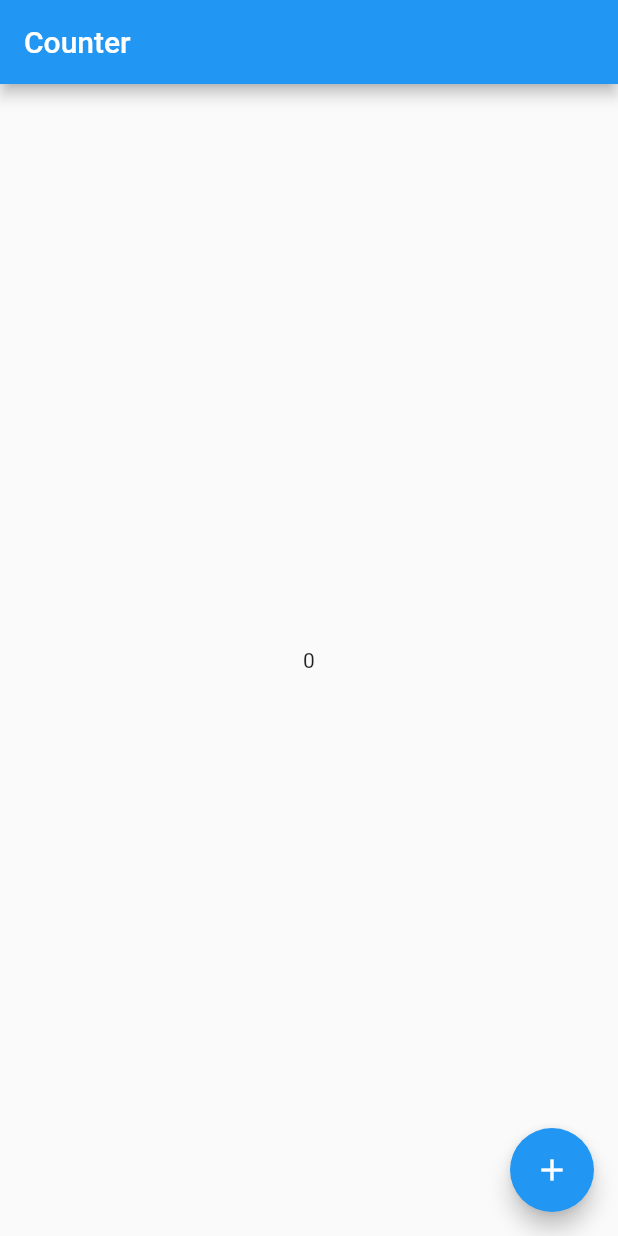
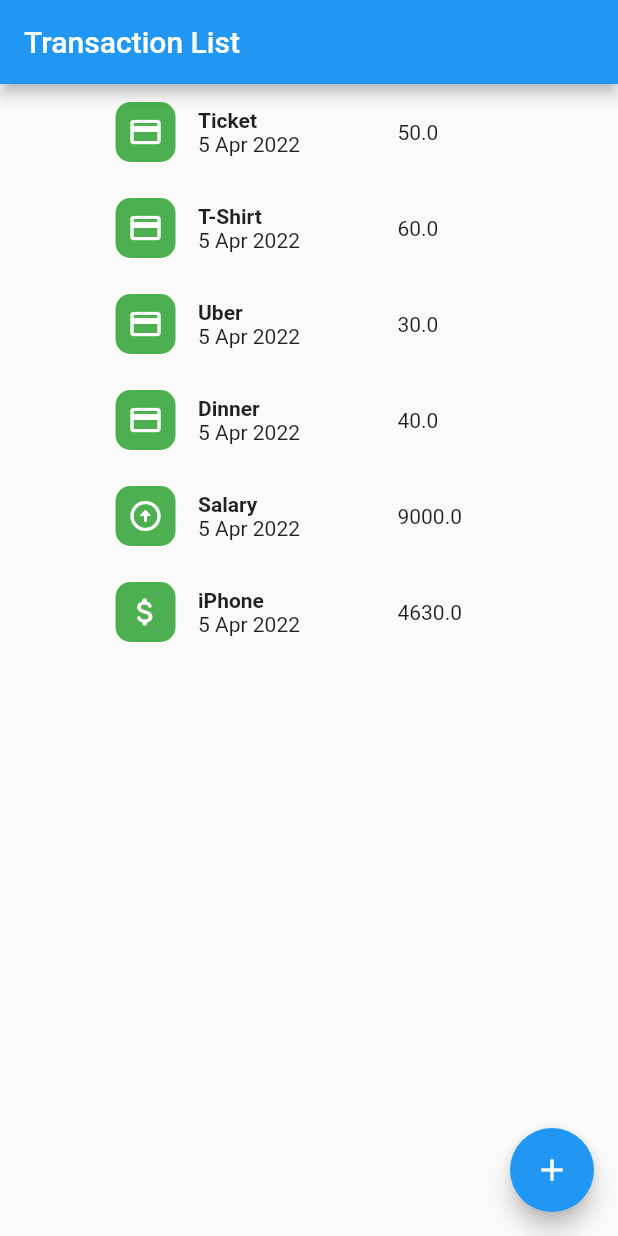
Before and after one commit to LeonardoLeiteMeira/finance_with_notion, a Flutter app: the screen it shows after launch, after a tap on the "add" icon, on a phone screen of 412 x 824 dp. Run offline on Flutter 3.47's test engine with Material 2 defaults, Android fonts, the phone set to English and light mode, and no system bars; our stand-ins replace flutter_mobx, get_it, injectable, mobx; generated files the repository leaves out were written again.

Commit message:
build transaction component

```diff
--- a/lib/pages/initial/inital.page.dart
+++ b/lib/pages/initial/inital.page.dart
@@ -2,6 +2,7 @@ import 'package:flutter/material.dart';
 import 'package:flutter_mobx/flutter_mobx.dart';
 import 'package:leo_financial/pages/initial/initial.controller.dart';
 import 'package:leo_financial/shared/base/base.page.dart';
+import 'package:leo_financial/shared/widgets/transaction_widget/transaction.widget.dart';
 
 class InitialPage extends StatefulWidget {
   const InitialPage({Key? key}) : super(key: key);
@@ -13,24 +14,37 @@ class InitialPage extends StatefulWidget {
 class _InitialPageState
     extends BaseStateWithController<InitialPage, InitialController> {
   @override
+  void initState() {
+    controller.getTransactions();
+    super.initState();
+  }
+
+  @override
   Widget build(BuildContext context) {
     return MaterialApp(
-      //configurar rotas
       home: Scaffold(
         appBar: AppBar(
-          title: const Text("Counter"),
+          title: const Text("Transaction List"),
         ),
         body: Column(
-          mainAxisAlignment: MainAxisAlignment.center,
           children: [
-            Center(
-              child: Observer(builder: (_) => Text('${controller.count}')),
-            )
+            Observer(
+                builder: (_) => controller.userTransactionsState.handleState(
+                    () => const CircularProgressIndicator(),
+                    (data) => ListView.builder(
+                          shrinkWrap: true,
+                          itemCount: data?.length ?? 0,
+                          itemBuilder: (context, index) {
+                            return TransactionWidget(
+                              userTransaction: data?.elementAt(index),
+                            );
+                          },
+                        )))
           ],
         ),
         floatingActionButton: FloatingActionButton(
           child: const Icon(Icons.add),
-          onPressed: () => controller.setCount,
+          onPressed: controller.addTransaction,
         ),
       ),
     );
--- a/lib/pages/initial/initial.controller.dart
+++ b/lib/pages/initial/initial.controller.dart
@@ -1,4 +1,11 @@
+import 'dart:math';
+
 import 'package:injectable/injectable.dart';
+import 'package:leo_financial/shared/models/enum/transaction_type.dart';
+import 'package:leo_financial/shared/models/generic/data_state.dart';
+import 'package:leo_financial/shared/models/user_transaction.model.dart';
+import 'package:leo_financial/usecase/user_transactions.usecase.dart';
+import 'package:leo_financial/shared/models/generic/result.dart';
 import 'package:mobx/mobx.dart';
 part 'initial.controller.g.dart';
 
@@ -6,9 +13,24 @@ part 'initial.controller.g.dart';
 class InitialController = _InitialControllerBase with _$InitialController;
 
 abstract class _InitialControllerBase with Store {
-  @observable
-  int count = 0;
+  final UserTransactionUsecase _userTransactionUsecase;
 
-  @action
-  void setCount() => count++;
+  _InitialControllerBase(this._userTransactionUsecase);
+
+  var userTransactionsState = DataState<List<UserTransaction>>();
+
+  void getTransactions() async {
+    _userTransactionUsecase
+        .getUserTransactions()
+        .resultCompleteSet(userTransactionsState);
+  }
+
+  void addTransaction() {
+    var rng = Random().nextInt(200);
+    var transaction = UserTransaction(
+        rng, "iPhone", 4630, TransactionType.debt, DateTime.now());
+
+    userTransactionsState
+        .setData([...userTransactionsState.data ?? [], transaction]);
+  }
 }
--- a/lib/shared/models/enum/transaction_type.dart
+++ b/lib/shared/models/enum/transaction_type.dart
@@ -1,3 +1,5 @@
+import 'package:flutter/material.dart';
+
 enum TransactionType { credit, debt, revenue }
 
 extension TransactionTypeExtension on TransactionType {
@@ -11,4 +13,20 @@ extension TransactionTypeExtension on TransactionType {
         return "Any revenue that comes in";
     }
   }
+
+  Icon getIcon() {
+    IconData icon;
+    switch (this) {
+      case TransactionType.credit:
+        icon = Icons.credit_card;
+        break;
+      case TransactionType.debt:
+        icon = Icons.attach_money_rounded;
+        break;
+      case TransactionType.revenue:
+        icon = Icons.arrow_circle_up_rounded;
+        break;
+    }
+    return Icon(icon, color: Colors.white);
+  }
 }
--- /dev/null
+++ b/lib/shared/models/generic/date_extension.dart
@@ -0,0 +1,50 @@
+extension DateTimeExtension on DateTime {
+  String toFormatDate() {
+    var monthAsNumber = month;
+    var year = this.year;
+    var day = this.day;
+    String monthAsString = _getMonthString(monthAsNumber);
+    return "$day $monthAsString $year";
+  }
+
+  String _getMonthString(int monthAsNumber) {
+    switch (monthAsNumber) {
+      case 1:
+        return "Jan";
+      case 2:
+        return "Feb";
+
+      case 3:
+        return "Mar";
+
+      case 4:
+        return "Apr";
+
+      case 5:
+        return "May";
+
+      case 6:
+        return "Jun";
+
+      case 7:
+        return "Jul";
+
+      case 8:
+        return "Ago";
+
+      case 9:
+        return "Sep";
+
+      case 10:
+        return "Oct";
+
+      case 11:
+        return "Nov";
+
+      case 12:
+        return "Dez";
+      default:
+        return "";
+    }
+  }
+}
--- a/lib/shared/models/generic/result.dart
+++ b/lib/shared/models/generic/result.dart
@@ -1,4 +1,6 @@
 import 'package:leo_financial/shared/models/generic/failure.dart';
+
+import 'data_state.dart';
 
 typedef Success<R, T> = R Function(T data);
 typedef Error<R> = R Function(dynamic error);
@@ -14,9 +16,9 @@ class Result<T> {
 
   T? get data => this is SuccessResult ? (this as SuccessResult).value : null;
   dynamic get error =>
-      this is FailureResult ? (this as FailureResult).error : null;
+      this is FailureResult ? (this as FailureResult).err : null;
 
-  //Verificar se funciona
+  ///Return success with data when success, and return error with FailureResult.error when error
   R result<R>(Success<R, T> success, Error<R> error) {
     if (isSuccess) {
       return success((this as SuccessResult).data);
@@ -48,4 +50,13 @@ extension FutureExtension<T> on Future<Result<T>> {
       return error((res as FailureResult).error);
     }
   }
+
+  Future resultCompleteSet(DataState<T> dataState) async {
+    var res = await this;
+    if (res.isSuccess) {
+      dataState.setData((res as SuccessResult<T>).value);
+    } else {
+      dataState.setError((res as FailureResult).err);
+    }
+  }
 }
--- a/lib/shared/models/user_transaction.model.dart
+++ b/lib/shared/models/user_transaction.model.dart
@@ -5,6 +5,8 @@ class UserTransaction {
   String description;
   double value;
   TransactionType transactionType;
+  DateTime date;
 
-  UserTransaction(this.id, this.description, this.value, this.transactionType);
+  UserTransaction(
+      this.id, this.description, this.value, this.transactionType, this.date);
 }
--- /dev/null
+++ b/lib/shared/widgets/transaction_widget/transaction.widget.dart
@@ -0,0 +1,56 @@
+import 'package:flutter/material.dart';
+import 'package:leo_financial/shared/models/enum/transaction_type.dart';
+import 'package:leo_financial/shared/models/user_transaction.model.dart';
+import 'package:leo_financial/shared/models/generic/date_extension.dart';
+
+class TransactionWidget extends StatelessWidget {
+  final UserTransaction _userTransaction;
+  const TransactionWidget({Key? key, required userTransaction})
+      : _userTransaction = userTransaction,
+        super(key: key);
+
+  @override
+  Widget build(BuildContext context) {
+    return Container(
+      padding: const EdgeInsets.all(12),
+      child: Row(
+        mainAxisAlignment: MainAxisAlignment.spaceEvenly,
+        children: [
+          Row(
+            children: [
+              getIcon(),
+              const SizedBox(width: 15),
+              getDescriptionAndDate()
+            ],
+          ),
+          getValue()
+        ],
+      ),
+    );
+  }
+
+  Widget getIcon() => Container(
+        width: 40,
+        height: 40,
+        decoration: const BoxDecoration(
+            borderRadius: BorderRadius.all(Radius.circular(10.0)),
+            color: Colors.green),
+        child: _userTransaction.transactionType.getIcon(),
+      );
+
+  Widget getDescriptionAndDate() => Column(
+        crossAxisAlignment: CrossAxisAlignment.start,
+        children: [
+          Text(
+            _userTransaction.description,
+            style: const TextStyle(fontWeight: FontWeight.bold),
+          ),
+          Text(_userTransaction.date.toFormatDate()),
+        ],
+      );
+
+  Widget getValue() => SizedBox(
+        width: 70,
+        child: Text(_userTransaction.value.toString()),
+      );
+}
--- a/lib/usecase/user_transactions.usecase.dart
+++ b/lib/usecase/user_transactions.usecase.dart
@@ -10,16 +10,16 @@ class UserTransactionUsecase extends BaseUsecase {
       safeCall(() async {
         var transactionList = <UserTransaction>[];
 
-        transactionList
-            .add(UserTransaction(1, "Ticket", 50.0, TransactionType.credit));
-        transactionList
-            .add(UserTransaction(2, "T-Shirt", 60.0, TransactionType.credit));
-        transactionList
-            .add(UserTransaction(3, "Uber", 30.0, TransactionType.credit));
-        transactionList
-            .add(UserTransaction(4, "Dinner", 40.0, TransactionType.credit));
-        transactionList
-            .add(UserTransaction(5, "Salary", 9000.0, TransactionType.revenue));
+        transactionList.add(UserTransaction(
+            1, "Ticket", 50.0, TransactionType.credit, DateTime.now()));
+        transactionList.add(UserTransaction(
+            2, "T-Shirt", 60.0, TransactionType.credit, DateTime.now()));
+        transactionList.add(UserTransaction(
+            3, "Uber", 30.0, TransactionType.credit, DateTime.now()));
+        transactionList.add(UserTransaction(
+            4, "Dinner", 40.0, TransactionType.credit, DateTime.now()));
+        transactionList.add(UserTransaction(
+            5, "Salary", 9000.0, TransactionType.revenue, DateTime.now()));
 
         return transactionList;
       });
--- a/pubspec.yaml
+++ b/pubspec.yaml
@@ -28,6 +28,7 @@ environment:
 # versions available, run `flutter pub outdated`.
 dependencies:
   flutter:
+    # uses-material-design: true
     sdk: flutter
 
 
```
Also changed, not shown: lib/pages/initial/initial.controller.g.dart, lib/shared/DI/di.config.dart.
